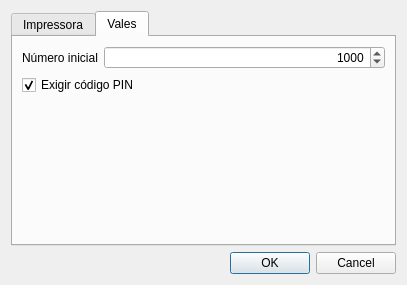
First picture: the form in settingsdlg.ui, repository leidensj/BKVale, before the edit.
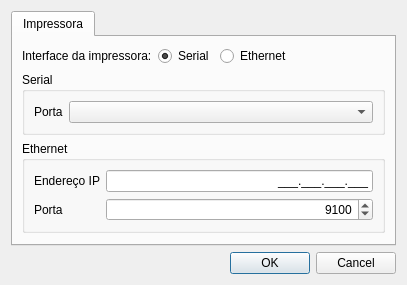
Second picture: the form after the edit. The open tabs and pages were chosen to show the change. Icons and pictures are not drawn.

Diff of the .ui file:
```diff
--- a/settingsdlg.ui
+++ b/settingsdlg.ui
@@ -176,57 +176,6 @@
        </item>
       </layout>
      </widget>
-     <widget class="QWidget" name="notes">
-      <attribute name="icon">
-       <iconset resource="icons.qrc">
-        <normaloff>:/icons/res/note.png</normaloff>:/icons/res/note.png</iconset>
-      </attribute>
-      <attribute name="title">
-       <string>Vales</string>
-      </attribute>
-      <layout class="QFormLayout" name="formLayout_2">
-       <item row="0" column="0">
-        <widget class="QLabel" name="label_11">
-         <property name="text">
-          <string>Número inicial</string>
-         </property>
-        </widget>
-       </item>
-       <item row="0" column="1">
-        <widget class="QSpinBox" name="spNotesDefaultNumber">
-         <property name="alignment">
-          <set>Qt::AlignRight|Qt::AlignTrailing|Qt::AlignVCenter</set>
-         </property>
-         <property name="showGroupSeparator" stdset="0">
-          <bool>false</bool>
-         </property>
-         <property name="minimum">
-          <number>1</number>
-         </property>
-         <property name="maximum">
-          <number>999999999</number>
-         </property>
-         <property name="value">
-          <number>1000</number>
-         </property>
-        </widget>
-       </item>
-       <item row="1" column="0" colspan="2">
-        <widget class="QCheckBox" name="cbNotePIN">
-         <property name="text">
-          <string>Exigir código PIN</string>
-         </property>
-         <property name="icon">
-          <iconset resource="icons.qrc">
-           <normaloff>:/icons/res/pincode.png</normaloff>:/icons/res/pincode.png</iconset>
-         </property>
-         <property name="checked">
-          <bool>true</bool>
-         </property>
-        </widget>
-       </item>
-      </layout>
-     </widget>
     </widget>
    </item>
    <item>
```
